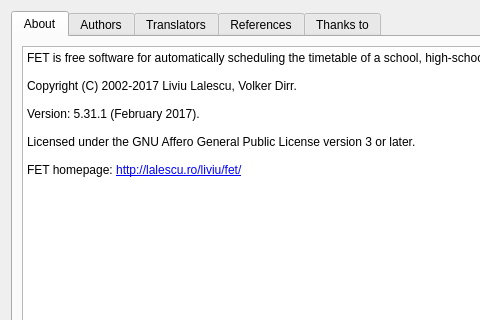
The window that src/interface/helpaboutform_template.ui (karandit/fet) describes before a commit, drawn with Qt 5; both pictures show x 0 to 480 and y 0 to 320 of the 690 by 430 pixel window.
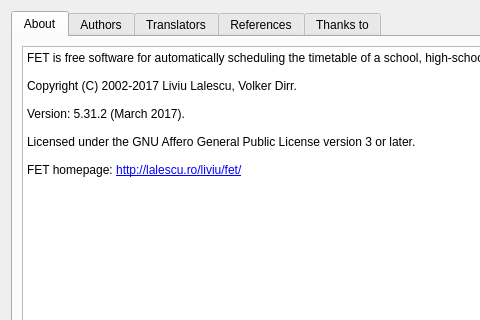
The same window after the commit.

What changed in the file:
```diff
--- a/src/interface/helpaboutform_template.ui
+++ b/src/interface/helpaboutform_template.ui
@@ -53,7 +53,7 @@
 &lt;p style=&quot;-qt-paragraph-type:empty; margin-top:0px; margin-bottom:0px; margin-left:0px; margin-right:0px; -qt-block-indent:0; text-indent:0px; font-family:'Sans Serif'; font-size:9pt;&quot;&gt;&lt;br /&gt;&lt;/p&gt;
 &lt;p style=&quot; margin-top:0px; margin-bottom:0px; margin-left:0px; margin-right:0px; -qt-block-indent:0; text-indent:0px;&quot;&gt;&lt;span style=&quot; font-family:'Sans Serif'; font-size:9pt;&quot;&gt;Copyright (C) 2002-2017 Liviu Lalescu, Volker Dirr.&lt;/span&gt;&lt;/p&gt;
 &lt;p style=&quot;-qt-paragraph-type:empty; margin-top:0px; margin-bottom:0px; margin-left:0px; margin-right:0px; -qt-block-indent:0; text-indent:0px; font-family:'Sans Serif'; font-size:9pt;&quot;&gt;&lt;br /&gt;&lt;/p&gt;
-&lt;p style=&quot; margin-top:0px; margin-bottom:0px; margin-left:0px; margin-right:0px; -qt-block-indent:0; text-indent:0px;&quot;&gt;&lt;span style=&quot; font-family:'Sans Serif'; font-size:9pt;&quot;&gt;Version: 5.31.1 (February 2017).&lt;/span&gt;&lt;/p&gt;
+&lt;p style=&quot; margin-top:0px; margin-bottom:0px; margin-left:0px; margin-right:0px; -qt-block-indent:0; text-indent:0px;&quot;&gt;&lt;span style=&quot; font-family:'Sans Serif'; font-size:9pt;&quot;&gt;Version: 5.31.2 (March 2017).&lt;/span&gt;&lt;/p&gt;
 &lt;p style=&quot;-qt-paragraph-type:empty; margin-top:0px; margin-bottom:0px; margin-left:0px; margin-right:0px; -qt-block-indent:0; text-indent:0px; font-family:'Sans Serif'; font-size:9pt;&quot;&gt;&lt;br /&gt;&lt;/p&gt;
 &lt;p style=&quot; margin-top:0px; margin-bottom:0px; margin-left:0px; margin-right:0px; -qt-block-indent:0; text-indent:0px;&quot;&gt;&lt;span style=&quot; font-family:'Sans Serif'; font-size:9pt;&quot;&gt;Licensed under the GNU Affero General Public License version 3 or later.&lt;/span&gt;&lt;/p&gt;
 &lt;p style=&quot;-qt-paragraph-type:empty; margin-top:0px; margin-bottom:0px; margin-left:0px; margin-right:0px; -qt-block-indent:0; text-indent:0px; font-family:'Sans Serif'; font-size:9pt;&quot;&gt;&lt;br /&gt;&lt;/p&gt;
```
Left out of the diff: 2 changed lines with no effect on the pictures.
